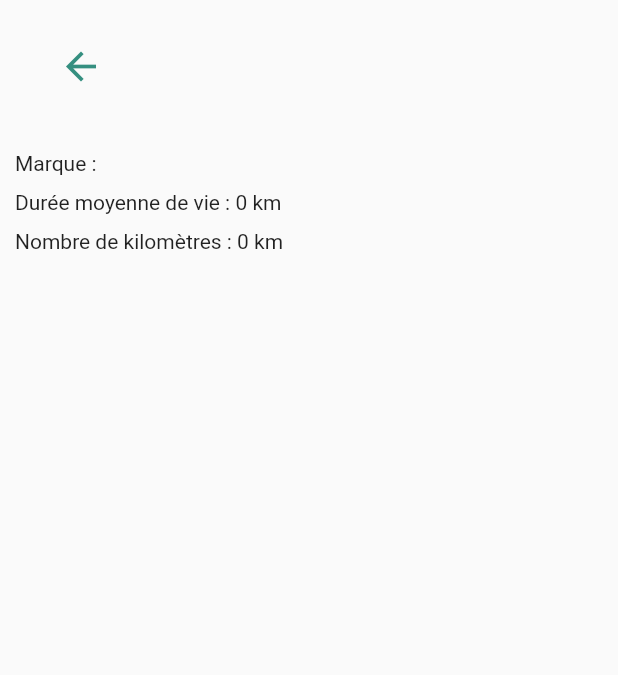
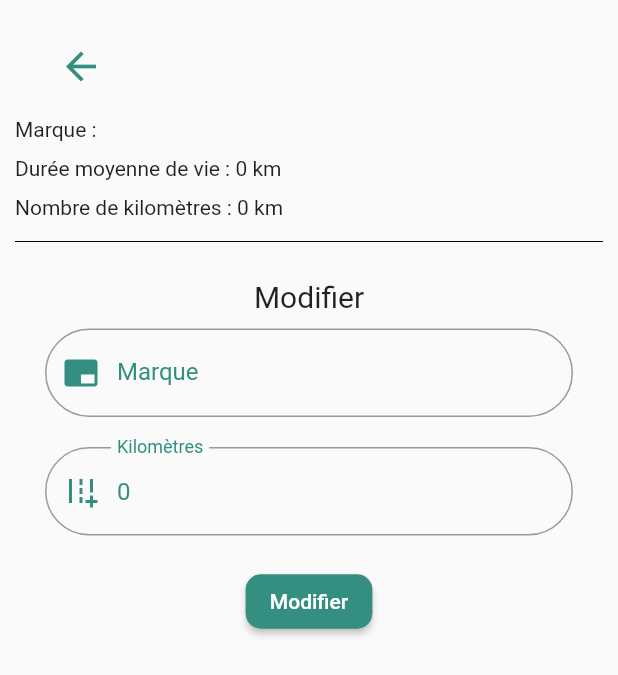
Before and after one commit to garrou/bike-life, a Flutter app: the ComponentDetailPage screen opened directly with empty values, on a phone screen of 412 x 824 dp. Shown: the top 675 px of the screen. Run offline on Flutter 3.47's test engine with Material 2 defaults, Android fonts, the phone set to English and light mode, and no system bars; our stand-ins replace carousel_slider, flip_card, flutter_secure_storage, google_fonts, percent_indicator, syncfusion_flutter_datepicker; missing offline and left inert: http_interceptor; accounts and stored records are empty.

Commit message:
Add components details

```diff
--- a/lib/main.dart
+++ b/lib/main.dart
@@ -1,6 +1,5 @@
 import 'package:bike_life/constants.dart';
 import 'package:bike_life/routes/add_bike_route.dart';
-import 'package:bike_life/routes/bike_details_route.dart';
 import 'package:bike_life/routes/component_details_route.dart';
 import 'package:bike_life/routes/member_home_route.dart';
 import 'package:bike_life/routes/profile_page_route.dart';
@@ -34,7 +33,6 @@ class App extends StatelessWidget {
           '/signup': (context) => const SignupPage(),
           MemberHomeRoute.routeName: (context) => const MemberHomeRoute(),
           AddBikeRoute.routeName: (context) => const AddBikeRoute(),
-          BikeDetailsRoute.routeName: (context) => const BikeDetailsRoute(),
           ProfilePageRoute.routeName: (context) => const ProfilePageRoute(),
           '/tips': (context) => const TipsPage(),
           ComponentDetailsRoute.routeName: (context) =>
--- a/lib/repositories/bike_repository.dart
+++ b/lib/repositories/bike_repository.dart
@@ -11,14 +11,13 @@ class BikeRepository {
     HttpAccountInterceptor(),
   ]);
 
-  Future<List<dynamic>> addBike(int memberId, String name, String description,
-      String urlImage, String dateOfPurchase, double nbKm) async {
+  Future<List<dynamic>> addBike(int memberId, String name, String urlImage,
+      String dateOfPurchase, double nbKm) async {
     Response response = await client.post(
       Uri.parse('$endpoint/bikes'),
       body: jsonEncode(<String, dynamic>{
         'memberId': memberId,
         'name': name,
-        'description': description,
         'image': urlImage,
         'dateOfPurchase': dateOfPurchase,
         'nbKm': nbKm
--- a/lib/views/member/component_details.dart
+++ b/lib/views/member/component_details.dart
@@ -1,6 +1,6 @@
 import 'package:bike_life/constants.dart';
 import 'package:bike_life/models/component.dart';
-import 'package:bike_life/views/styles/general.dart';
+import 'package:bike_life/views/member/forms/update_bike_component.dart';
 import 'package:bike_life/views/widgets/top_left_button.dart';
 import 'package:flutter/material.dart';
 
@@ -31,10 +31,10 @@ class _ComponentDetailPageState extends State<ComponentDetailPage> {
 
   Widget wideLayout() => Padding(
       padding: const EdgeInsets.symmetric(horizontal: thirdSize),
-      child: Column(crossAxisAlignment: CrossAxisAlignment.start, children: <
-          Widget>[
-        AppTopLeftButton(callback: () => Navigator.of(context).pop()),
-        Center(child: Text(widget.component.label, style: secondTextStyle)),
+      child: ListView(children: <Widget>[
+        AppTopLeftButton(
+            title: widget.component.label,
+            callback: () => Navigator.of(context).pop()),
         Padding(
             child:
                 Text('Marque : ${widget.component.brand ?? "Non spécifiée"}'),
@@ -45,6 +45,11 @@ class _ComponentDetailPageState extends State<ComponentDetailPage> {
             padding: const EdgeInsets.only(top: thirdSize)),
         Padding(
             child: Text('Nombre de kilomètres : ${widget.component.km} km'),
-            padding: const EdgeInsets.only(top: thirdSize))
+            padding: const EdgeInsets.only(top: thirdSize)),
+        const Divider(
+          color: Colors.black,
+          height: mainSize,
+        ),
+        UpdateBikeComponentForm(component: widget.component)
       ]));
 }
--- /dev/null
+++ b/lib/views/member/forms/update_bike_component.dart
@@ -0,0 +1,67 @@
+import 'package:bike_life/constants.dart';
+import 'package:bike_life/models/component.dart';
+import 'package:bike_life/utils/validator.dart';
+import 'package:bike_life/views/styles/general.dart';
+import 'package:bike_life/views/widgets/account_button.dart';
+import 'package:bike_life/views/widgets/textfield.dart';
+import 'package:flutter/material.dart';
+
+class UpdateBikeComponentForm extends StatefulWidget {
+  final Component component;
+  const UpdateBikeComponentForm({Key? key, required this.component})
+      : super(key: key);
+
+  @override
+  _UpdateBikeComponentFormState createState() =>
+      _UpdateBikeComponentFormState();
+}
+
+class _UpdateBikeComponentFormState extends State<UpdateBikeComponentForm> {
+  final _keyForm = GlobalKey<FormState>();
+
+  final _kmFocus = FocusNode();
+  late final TextEditingController _km;
+
+  final _brandFocus = FocusNode();
+  late final TextEditingController _brand;
+
+  @override
+  void initState() {
+    super.initState();
+    _km = TextEditingController(text: '${widget.component.km}');
+    _brand = TextEditingController(text: widget.component.brand ?? '');
+  }
+
+  @override
+  Widget build(BuildContext context) {
+    return Padding(
+        padding: const EdgeInsets.all(thirdSize),
+        child: Form(
+            key: _keyForm,
+            child: Column(children: <Widget>[
+              Text('Modifier', style: secondTextStyle),
+              AppTextField(
+                  focusNode: _brandFocus,
+                  textfieldController: _brand,
+                  validator: emptyValidator,
+                  hintText: 'Marque du composant',
+                  label: 'Marque',
+                  icon: Icons.branding_watermark),
+              AppTextField(
+                  focusNode: _kmFocus,
+                  textfieldController: _km,
+                  validator: kmValidator,
+                  hintText: 'Nombre de km du composant',
+                  label: 'Kilomètres',
+                  icon: Icons.add_road),
+              AppAccountButton(
+                  callback: _updateComponent,
+                  text: 'Modifier',
+                  color: mainColor)
+            ])));
+  }
+
+  void _updateComponent() {
+    // TODO; Update component
+  }
+}
--- a/lib/views/member/profile.dart
+++ b/lib/views/member/profile.dart
@@ -6,7 +6,6 @@ import 'package:bike_life/views/member/update_auth.dart';
 import 'package:bike_life/views/styles/general.dart';
 import 'package:bike_life/views/widgets/button.dart';
 import 'package:bike_life/views/widgets/link_page.dart';
-import 'package:bike_life/views/widgets/title.dart';
 import 'package:bike_life/views/widgets/top_left_button.dart';
 import 'package:flutter/material.dart';
 import 'package:flutter_secure_storage/flutter_secure_storage.dart';
@@ -37,8 +36,7 @@ class _ProfilePageState extends State<ProfilePage> {
 
   Widget wideLayout() =>
       Column(crossAxisAlignment: CrossAxisAlignment.center, children: <Widget>[
-        AppTopLeftButton(callback: _onClickBackButton),
-        const AppTitle(text: 'Profil', paddingTop: secondSize),
+        AppTopLeftButton(title: 'Profil', callback: _onClickBackButton),
         AppLinkToPage(
             padding: mainSize,
             child: const Text('Modifier mon profil',
--- a/lib/views/styles/general.dart
+++ b/lib/views/styles/general.dart
@@ -13,6 +13,8 @@ TextStyle linkStyle = const TextStyle(
 TextStyle mainTextStyle = GoogleFonts.roboto(fontSize: mainSize);
 TextStyle secondTextStyle = GoogleFonts.roboto(fontSize: secondSize);
 TextStyle thirdTextStyle = GoogleFonts.roboto(fontSize: 15.0);
+TextStyle whiteThirdTextStyle =
+    GoogleFonts.roboto(fontSize: 15.0, color: Colors.white);
 TextStyle boldSubTitleStyle =
     GoogleFonts.roboto(fontSize: secondSize, fontWeight: FontWeight.bold);
 TextStyle italicTextStyle =
--- /dev/null
+++ b/lib/views/widgets/account_button.dart
@@ -0,0 +1,25 @@
+import 'package:bike_life/constants.dart';
+import 'package:bike_life/views/styles/rounded_button_style.dart';
+import 'package:flutter/material.dart';
+
+class AppAccountButton extends StatelessWidget {
+  final VoidCallback callback;
+  final String text;
+  final Color color;
+  const AppAccountButton(
+      {Key? key,
+      required this.callback,
+      required this.text,
+      required this.color})
+      : super(key: key);
+
+  @override
+  Widget build(BuildContext context) {
+    return Padding(
+        child: ElevatedButton(
+            style: roundedButtonStyle(color),
+            onPressed: callback,
+            child: Text(text)),
+        padding: const EdgeInsets.only(top: thirdSize));
+  }
+}
--- a/lib/views/widgets/textfield.dart
+++ b/lib/views/widgets/textfield.dart
@@ -19,9 +19,9 @@ class AppTextField extends StatelessWidget {
       required this.validator,
       required this.hintText,
       required this.label,
-      required this.obscureText,
       required this.icon,
-      required this.maxLines})
+      this.obscureText = false,
+      this.maxLines = 1})
       : super(key: key);
 
   @override
--- a/lib/views/widgets/top_left_button.dart
+++ b/lib/views/widgets/top_left_button.dart
@@ -4,11 +4,15 @@ import 'package:flutter/material.dart';
 
 class AppTopLeftButton extends StatelessWidget {
   final VoidCallback callback;
-  const AppTopLeftButton({Key? key, required this.callback}) : super(key: key);
+  final String title;
+  const AppTopLeftButton(
+      {Key? key, required this.callback, required this.title})
+      : super(key: key);
 
   @override
   Widget build(BuildContext context) {
-    return Align(
+    return Row(children: <Widget>[
+      Align(
           alignment: Alignment.topLeft,
           child: Padding(
               padding: const EdgeInsets.fromLTRB(secondSize, secondSize, 0, 0),
@@ -16,6 +20,10 @@ class AppTopLeftButton extends StatelessWidget {
                   onPressed: callback,
                   icon: const Icon(Icons.arrow_back),
                   color: mainColor,
-                iconSize: mainSize)));
+                  iconSize: mainSize))),
+      Padding(
+          padding: const EdgeInsets.only(top: secondSize),
+          child: Text(title, style: secondTextStyle))
+    ]);
   }
 }
```
Also changed, not shown: lib/models/bike.dart (+2 -6 lines), lib/routes/bike_details_route.dart (deleted, +0 -15 lines), lib/utils/validator.dart (+9 -7 lines), lib/views/auth/signin.dart (+2 -5 lines), lib/views/auth/signup.dart (+2 -5 lines), lib/views/member/bike_card.dart (+68 -32 lines), lib/views/member/bike_details.dart (+15 -65 lines), lib/views/member/forms/add_bike_form.dart (+26 -42 lines), lib/views/member/forms/add_km_form.dart (+4 -11 lines), lib/views/member/update_auth.dart (+4 -8 lines), lib/views/widgets/percent_bar.dart (added, +41 -0 lines). Lines whose indentation alone changed are shown as unchanged.
